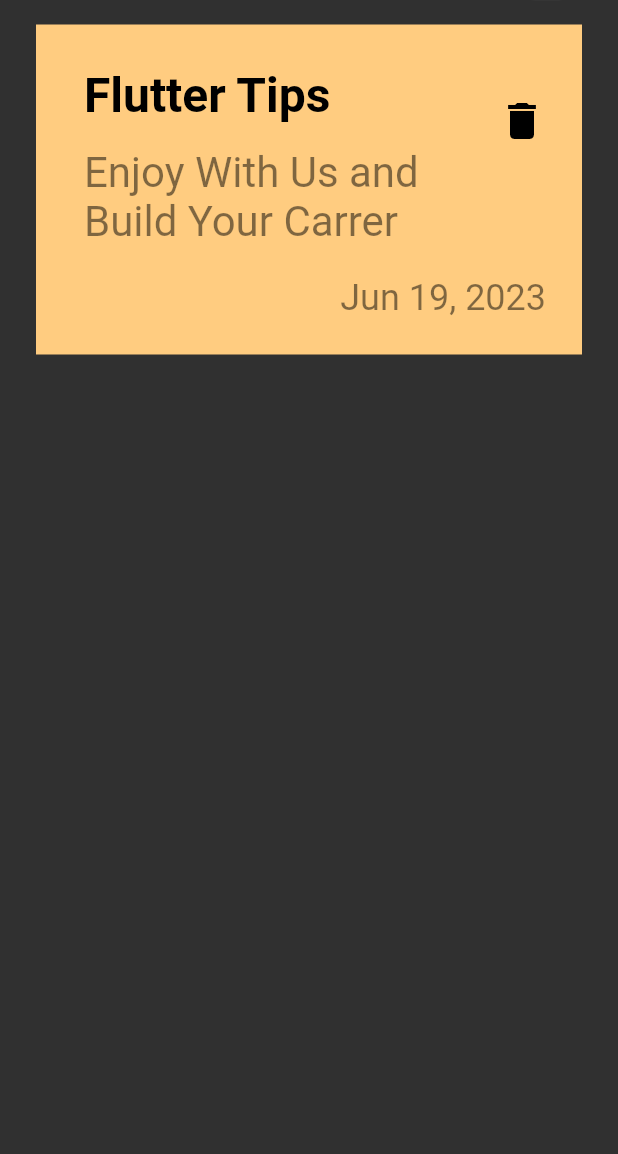
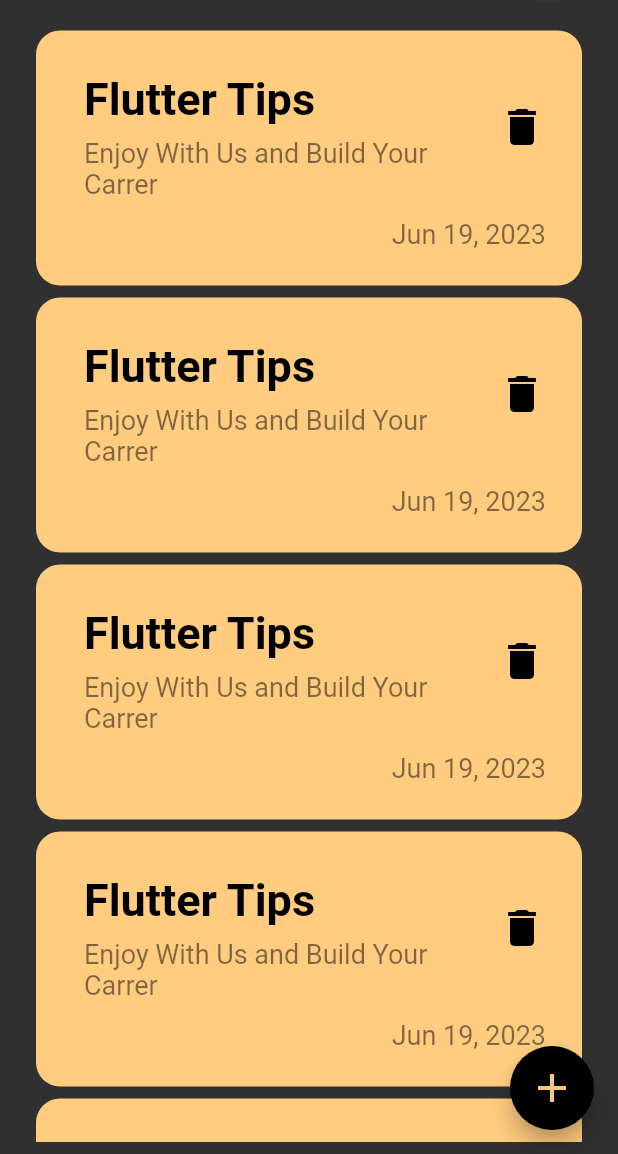
Before and after one commit to aboda97/note_app, a Flutter app: the screen it shows after launch, on a phone screen of 412 x 824 dp, the part 82-1236 px from its top. Run offline on Flutter 3.47's test engine with Material 2 defaults, Android fonts, the phone set to English and light mode, and no system bars.

```diff
--- a/lib/custom_widgets/app_bar_note.dart
+++ b/lib/custom_widgets/app_bar_note.dart
@@ -1,7 +1,10 @@
 import 'package:flutter/material.dart';
 
 class CustomAppBarNote extends StatelessWidget {
-  const CustomAppBarNote({super.key});
+  final IconData icon;
+  final Function() onPressed;
+  const CustomAppBarNote(
+      {super.key, required this.icon, required this.onPressed});
 
   @override
   Widget build(BuildContext context) {
@@ -24,9 +27,9 @@ class CustomAppBarNote extends StatelessWidget {
             color: Colors.white.withOpacity(.05),
           ),
           child: IconButton(
-            onPressed: () {},
+            onPressed: onPressed,
             icon: Icon(
-              Icons.search,
+              icon,
               size: 32,
               color: Colors.white.withOpacity(.8),
             ),
--- a/lib/custom_widgets/home_note_body.dart
+++ b/lib/custom_widgets/home_note_body.dart
@@ -1,6 +1,6 @@
 import 'package:flutter/material.dart';
 import 'package:note_app/custom_widgets/app_bar_note.dart';
-import 'package:note_app/custom_widgets/item_container_note.dart';
+import 'package:note_app/custom_widgets/list_view_builder.dart';
 
 class CustomNoteBody extends StatelessWidget {
   const CustomNoteBody({super.key});
@@ -14,12 +14,17 @@ class CustomNoteBody extends StatelessWidget {
           vertical: 8.0,
         ),
         child: Column(
-          children: const [
-            CustomAppBarNote(),
-            SizedBox(
+          children: [
+            CustomAppBarNote(
+              icon: Icons.search,
+              onPressed: () {},
+            ),
+            const SizedBox(
               height: 16.0,
             ),
-            CustomItemContanierNote(),
+            const Expanded(
+              child: CustomListViewBuilder(),
+            ),
           ],
         ),
       ),
--- a/lib/custom_widgets/item_container_note.dart
+++ b/lib/custom_widgets/item_container_note.dart
@@ -1,19 +1,31 @@
 import 'package:flutter/material.dart';
+import '../screens/edit_note_screen.dart';
 
 class CustomItemContanierNote extends StatelessWidget {
   const CustomItemContanierNote({super.key});
 
   @override
   Widget build(BuildContext context) {
-    return Container(
+    return GestureDetector(
+      onTap: () {
+        Navigator.push(
+          context,
+          MaterialPageRoute(
+            builder: (context) {
+              return const EditNoteScreen();
+            },
+          ),
+        );
+      },
+      child: Container(
         padding: const EdgeInsets.only(
           left: 16.0,
           top: 24.0,
           bottom: 24.0,
         ),
-      color: const Color(0XFFFFCC80),
         decoration: BoxDecoration(
           borderRadius: BorderRadius.circular(16.0),
+          color: const Color(0XFFFFCC80),
         ),
         child: Column(
           crossAxisAlignment: CrossAxisAlignment.end,
@@ -22,17 +34,17 @@ class CustomItemContanierNote extends StatelessWidget {
               title: const Text(
                 'Flutter Tips',
                 style: TextStyle(
-                fontSize: 32,
+                  fontSize: 30,
                   fontWeight: FontWeight.bold,
                   color: Colors.black,
                 ),
               ),
               subtitle: Padding(
-              padding: const EdgeInsets.only(top: 16.0),
+                padding: const EdgeInsets.only(top: 8.0),
                 child: Text(
                   'Enjoy With Us and Build Your Carrer',
                   style: TextStyle(
-                  fontSize: 28,
+                    fontSize: 18,
                     color: Colors.black.withOpacity(.5),
                   ),
                 ),
@@ -47,17 +59,18 @@ class CustomItemContanierNote extends StatelessWidget {
               ),
             ),
             Padding(
-            padding: const EdgeInsets.only(right: 24.0, top: 16.0),
+              padding: const EdgeInsets.only(right: 24.0, top: 8.0),
               child: Text(
                 'Jun 19, 2023',
                 style: TextStyle(
-                fontSize: 24,
+                  fontSize: 18,
                   color: Colors.black.withOpacity(.5),
                 ),
               ),
             ),
           ],
         ),
+      ),
     );
   }
 }
--- /dev/null
+++ b/lib/custom_widgets/list_view_builder.dart
@@ -0,0 +1,19 @@
+import 'package:flutter/material.dart';
+
+import 'item_container_note.dart';
+
+class CustomListViewBuilder extends StatelessWidget {
+  const CustomListViewBuilder({super.key});
+
+  @override
+  Widget build(BuildContext context) {
+    return ListView.builder(
+        itemCount: 10,
+        itemBuilder: ((context, index) {
+          return const Padding(
+            padding: EdgeInsets.symmetric(vertical: 4),
+            child: CustomItemContanierNote(),
+          );
+        }));
+  }
+}
--- a/lib/screens/home_notes_screen.dart
+++ b/lib/screens/home_notes_screen.dart
@@ -1,5 +1,6 @@
 import 'package:flutter/material.dart';
 import 'package:note_app/custom_widgets/home_note_body.dart';
+import 'package:note_app/custom_widgets/model_bottom_sheet.dart';
 
 class HomeNotesScreen extends StatelessWidget {
   static String id = 'Home Notes Screen';
@@ -7,8 +8,28 @@ class HomeNotesScreen extends StatelessWidget {
 
   @override
   Widget build(BuildContext context) {
-    return const Scaffold(
-      body: CustomNoteBody(),
+    return Scaffold(
+      body: const CustomNoteBody(),
+      floatingActionButton: FloatingActionButton(
+        backgroundColor: Colors.black,
+        foregroundColor: const Color(0XFFFFCC80),
+        onPressed: () {
+          showModalBottomSheet(
+            // isScrollControlled: true,
+            shape: RoundedRectangleBorder(
+              borderRadius: BorderRadius.circular(18),
+            ),
+            context: context,
+            builder: (context) {
+              return const CustomContainerForModelBottomSheet();
+            },
+          );
+        },
+        child: const Icon(
+          Icons.add,
+          size: 32,
+        ),
+      ),
     );
   }
 }
--- a/pubspec.yaml
+++ b/pubspec.yaml
@@ -35,6 +35,7 @@ dependencies:
   # The following adds the Cupertino Icons font to your application.
   # Use with the CupertinoIcons class for iOS style icons.
   cupertino_icons: ^1.0.2
+  modal_bottom_sheet: ^2.1.2
 
 dev_dependencies:
   flutter_test:
```
Also changed, not shown: lib/custom_widgets/model_bottom_sheet.dart (added, +77 -0 lines), lib/screens/edit_note_screen.dart (added, +73 -0 lines), pubspec.lock. Lines whose indentation alone changed are shown as unchanged.
